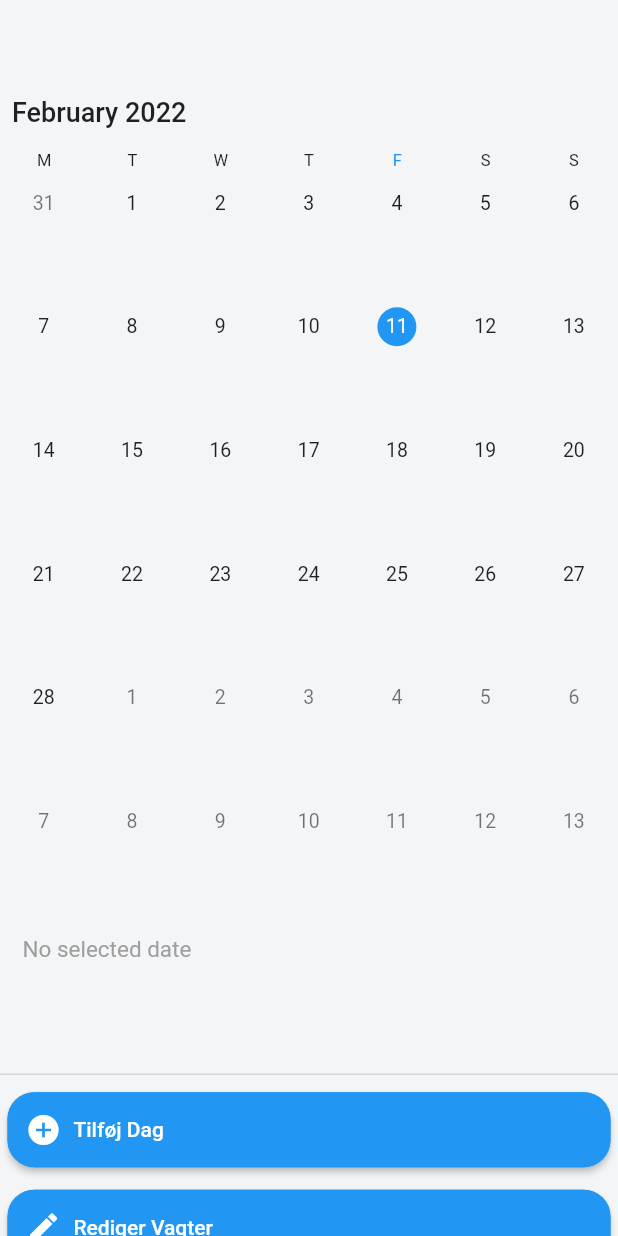
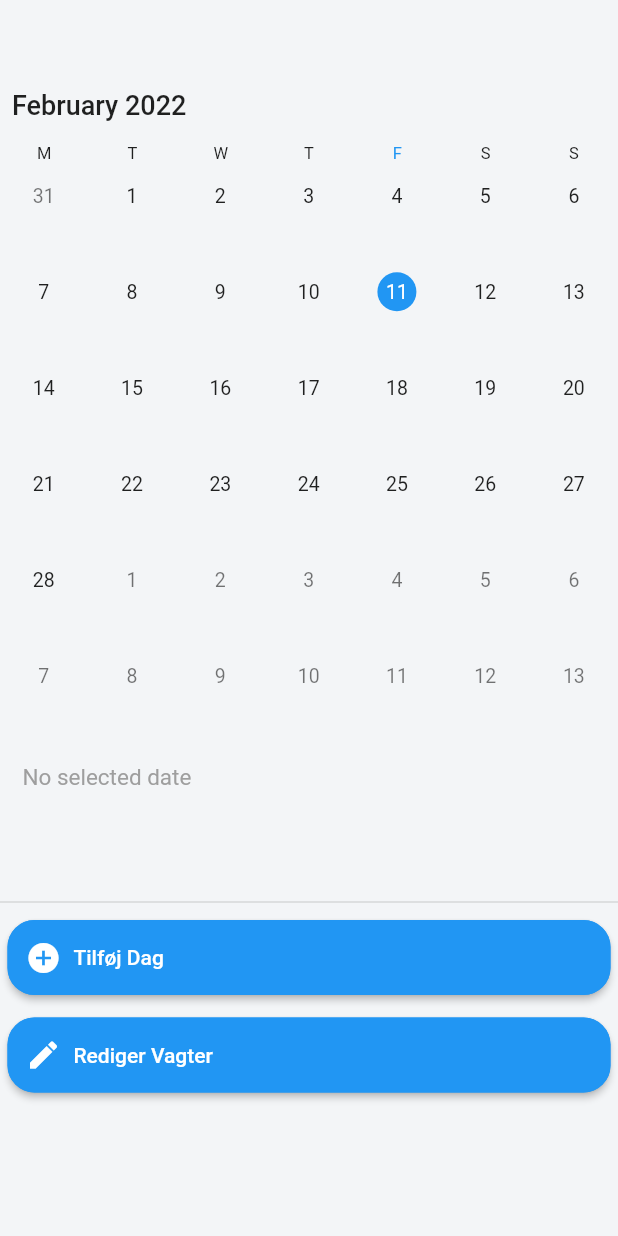
Before and after one commit to ammarOdin/odinvikar, a Flutter app: the OwnDaysScreen screen opened directly, on a phone screen of 412 x 824 dp. Run offline on Flutter 3.47's test engine with Material 2 defaults, Android fonts, the phone set to English and light mode, and no system bars; drawn by our look-alikes of syncfusion_flutter_calendar; our stand-ins replace cloud_firestore, cloud_functions, firebase_auth, firebase_core, shared_preferences, sliding_sheet and 2 more; missing offline and left inert: onboarding, syncfusion_localizations, week_of_year; accounts and stored records are empty.

Commit message:
Calendar UI changes

```diff
--- a/lib/main_screens/own_days.dart
+++ b/lib/main_screens/own_days.dart
@@ -75,21 +75,6 @@ class _State extends State<OwnDaysScreen> {
     ScaffoldMessenger.of(context).showSnackBar(SnackBar(content: Text(text), backgroundColor: color,));
   }
 
-  Widget monthCellBuilder(BuildContext context, MonthCellDetails details) {
-    if (details.date == DateTime.now()){
-      return Container(color: Colors.blue,);
-    }
-    return Column(
-      children: [
-        Container(
-          padding: const EdgeInsets.only(top: 10),
-          child: Text(details.date.day.toString()),
-        ),
-
-      ],
-    );
-  }
-
   @override
   Widget build(BuildContext context) {
     return RefreshIndicator(
@@ -102,10 +87,11 @@ class _State extends State<OwnDaysScreen> {
       child: Scaffold(
         body: SizedBox(
           child: ListView(
-            padding: EdgeInsets.only(top: MediaQuery.of(context).size.height / 15),
+            //physics: const NeverScrollableScrollPhysics(),
+            padding: const EdgeInsets.only(top: 50),
             children: [
               SizedBox(
-                height: MediaQuery.of(context).size.height / 1.25,
+                height: MediaQuery.of(context).size.height / 1.5,
                 width: MediaQuery.of(context).size.width,
                 child: SfCalendar(
                   view: CalendarView.month,
@@ -168,7 +154,7 @@ class _State extends State<OwnDaysScreen> {
               ),
               Container(
                 height: 50,
-                margin: const EdgeInsets.only(bottom: 10, left: 5, right: 5, top: 10),
+                margin: const EdgeInsets.only(bottom: 5, left: 5, right: 5, top: 10),
                 child: ElevatedButton.icon(onPressed: showJobInfo, icon: const Icon(Icons.edit), label: const Align(alignment: Alignment.centerLeft, child: Text("Rediger Vagter")),
                   style: ButtonStyle(shape: MaterialStateProperty.all(
                     RoundedRectangleBorder(
```
